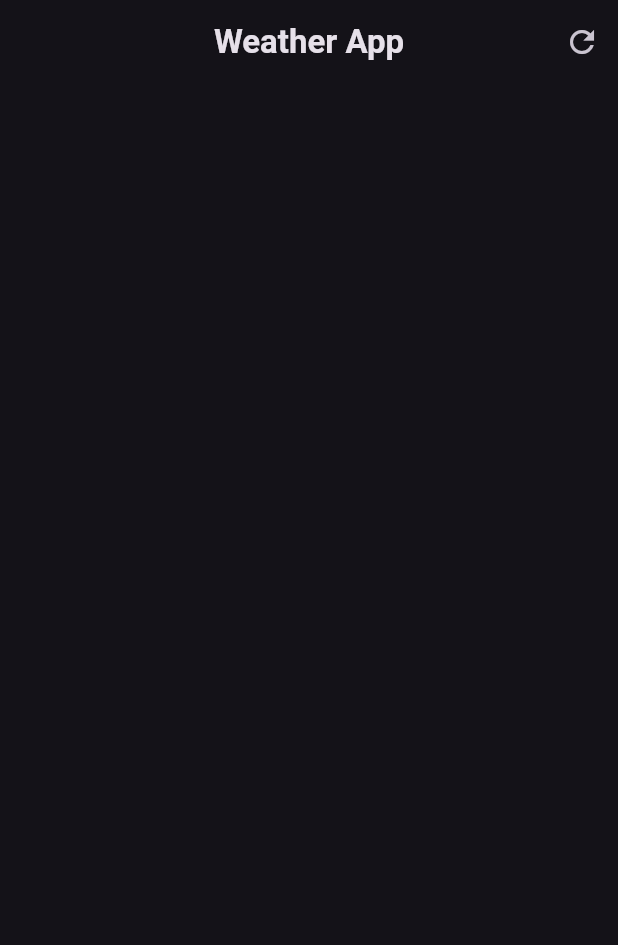
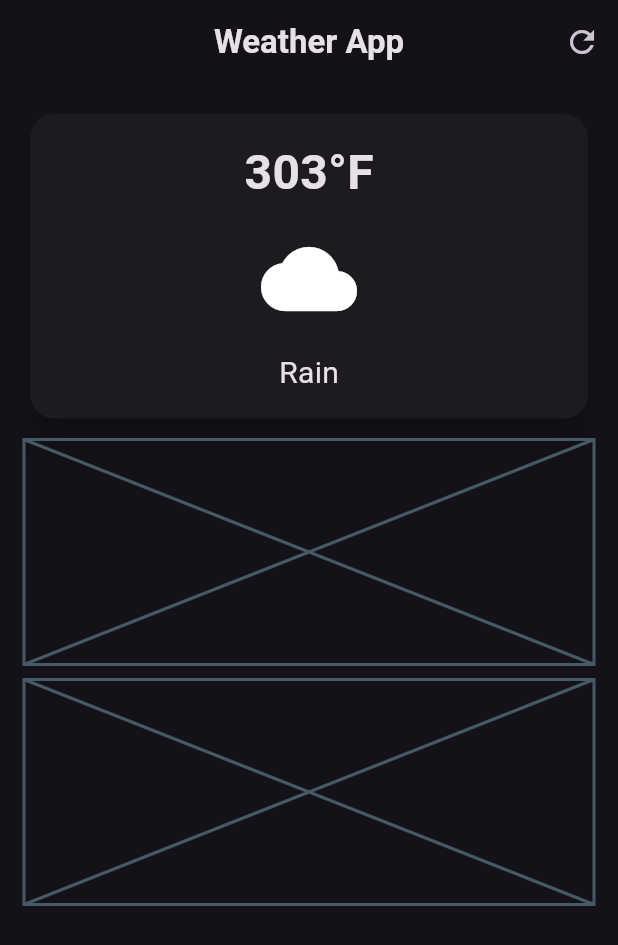
Before and after one commit to jhaykayy/weather_app, a Flutter app: the screen it shows after launch, on a phone screen of 412 x 824 dp. Shown: the top 945 px of the screen. Run offline on Flutter 3.47's test engine with Material 3 defaults, Android fonts, the phone set to English and light mode, and no system bars.

Commit message:
did the main header of the app

```diff
--- a/lib/weather_screen.dart.dart
+++ b/lib/weather_screen.dart.dart
@@ -21,6 +21,65 @@ class WeatherScreen extends StatelessWidget {
           )
         ],
       ),
+      body: Padding(
+        padding: const EdgeInsets.all(16),
+        child: Column(
+          children: [
+            SizedBox(
+              width: double.infinity,
+              child: Card(
+                elevation: 10,
+                shape: RoundedRectangleBorder(
+                  borderRadius: BorderRadius.circular(16),
+                ),
+
+                child: const Padding(
+                  padding: EdgeInsets.all(16),
+                  child: Column(
+                    children: [
+                      Text(
+                        "303°F",
+                        style: TextStyle(
+                          fontSize: 32,
+                          fontWeight: FontWeight.bold,
+                        ),
+                      ),
+                      const SizedBox(
+                        height: 16,
+                      ),
+                      Icon(
+                        Icons.cloud,
+                        size: 64,
+                      ),
+                      const SizedBox(
+                        height: 16,
+                      ),
+                      Text(
+                        "Rain",
+                        style: TextStyle(
+                          fontSize: 20,
+                        ),
+                      )
+                    ],
+                  ),
+                ),
+              ),
+            ),
+            const SizedBox(
+              height: 10,
+            ),
+            const Placeholder(
+              fallbackHeight: 150,
+            ),
+            const SizedBox(
+              height: 10,
+            ),
+            const Placeholder(
+              fallbackHeight: 150,
+            )
+          ],
+        ),
+      ),
     );
   }
 }
```
